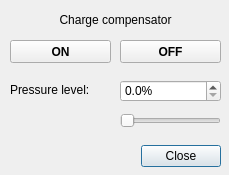
Old version of the form gui/charge_compensator_settings_dlg.ui in the repository SBEMimage/SBEMimage.
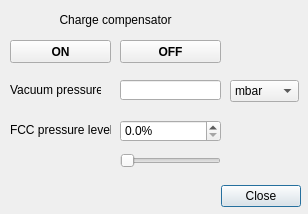
New version of the form.

Commit message: Added vacuum pressure to FCC dialog, abstracted simple QThread class for general use

Patch:
```diff
--- a/gui/charge_compensator_settings_dlg.ui
+++ b/gui/charge_compensator_settings_dlg.ui
@@ -9,8 +9,8 @@
    <rect>
     <x>0</x>
     <y>0</y>
-    <width>229</width>
-    <height>175</height>
+    <width>308</width>
+    <height>214</height>
    </rect>
   </property>
   <property name="sizePolicy">
@@ -28,8 +28,8 @@
   <widget class="QDialogButtonBox" name="buttonBox">
    <property name="geometry">
     <rect>
-     <x>140</x>
-     <y>140</y>
+     <x>220</x>
+     <y>180</y>
      <width>81</width>
      <height>32</height>
     </rect>
@@ -48,20 +48,20 @@
    <property name="geometry">
     <rect>
      <x>10</x>
-     <y>80</y>
-     <width>131</width>
+     <y>120</y>
+     <width>101</width>
      <height>20</height>
     </rect>
    </property>
    <property name="text">
-    <string>Pressure level:</string>
+    <string>FCC pressure level:</string>
    </property>
   </widget>
   <widget class="QDoubleSpinBox" name="doubleSpinBox_level">
    <property name="geometry">
     <rect>
      <x>120</x>
-     <y>80</y>
+     <y>120</y>
      <width>101</width>
      <height>22</height>
     </rect>
@@ -143,7 +143,7 @@
    <property name="geometry">
     <rect>
      <x>120</x>
-     <y>110</y>
+     <y>150</y>
      <width>101</width>
      <height>22</height>
     </rect>
@@ -161,6 +161,57 @@
     <enum>Qt::Horizontal</enum>
    </property>
   </widget>
+  <widget class="QComboBox" name="comboBox_units">
+   <property name="geometry">
+    <rect>
+     <x>230</x>
+     <y>80</y>
+     <width>69</width>
+     <height>22</height>
+    </rect>
+   </property>
+   <item>
+    <property name="text">
+     <string>mbar</string>
+    </property>
+   </item>
+   <item>
+    <property name="text">
+     <string>Pa</string>
+    </property>
+   </item>
+   <item>
+    <property name="text">
+     <string>Torr</string>
+    </property>
+   </item>
+  </widget>
+  <widget class="QLabel" name="label_text_vacuumPressure">
+   <property name="geometry">
+    <rect>
+     <x>10</x>
+     <y>80</y>
+     <width>91</width>
+     <height>20</height>
+    </rect>
+   </property>
+   <property name="text">
+    <string>Vacuum pressure:</string>
+   </property>
+  </widget>
+  <widget class="QLineEdit" name="lineEdit_vacuumPressure">
+   <property name="geometry">
+    <rect>
+     <x>120</x>
+     <y>80</y>
+     <width>101</width>
+     <height>20</height>
+    </rect>
+   </property>
+   <property name="readOnly">
+    <bool>true</bool>
+   </property>
+  </widget>
  </widget>
  <resources/>
  <connections>
```
Left out of the diff: 2 changed lines with no effect on the pictures. The commit also changes 3 other files.
